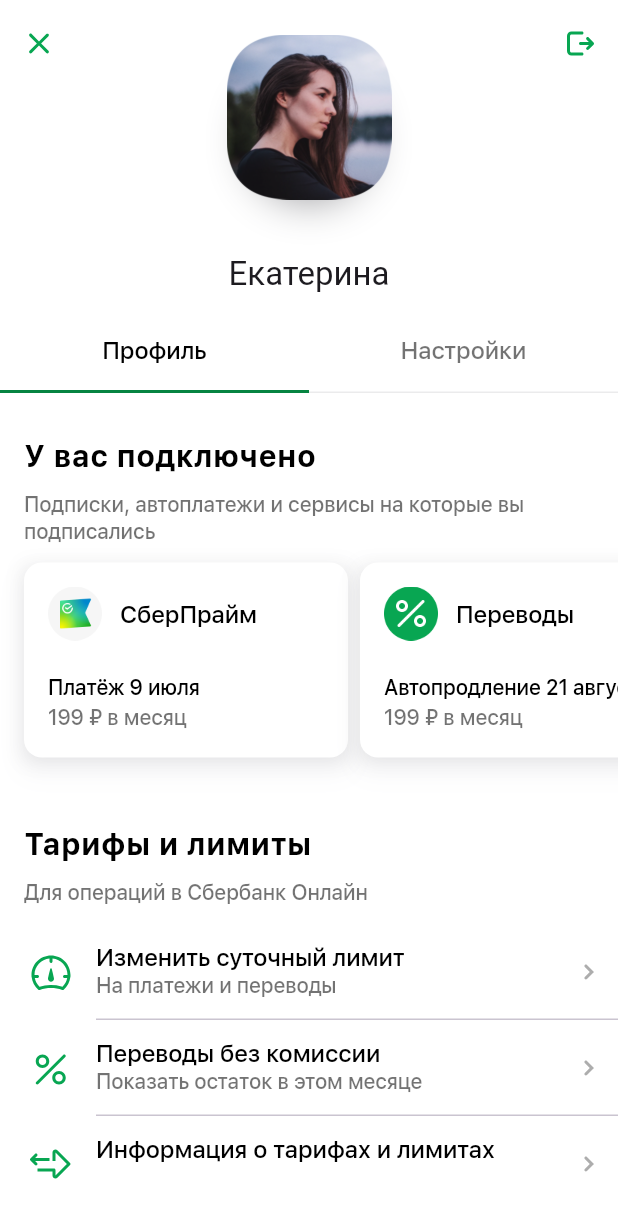
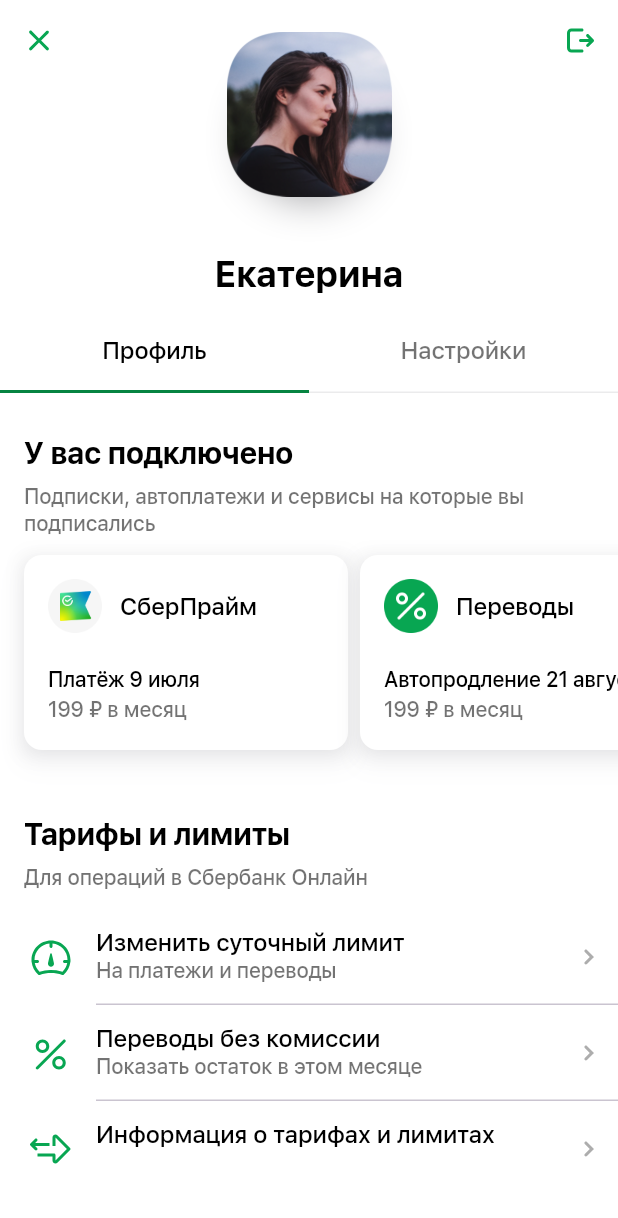
Before and after one commit to miz14/Flutter_sber, a Flutter app: the screen it shows after launch, on a phone screen of 412 x 824 dp. Shown: the top 1218 px of the screen. Run offline on Flutter 3.47's test engine with Material 3 defaults, Android fonts, the phone set to English and light mode, and no system bars; our stand-ins replace flutter_svg.

Commit message:
Коррекции шрифта

```diff
--- a/lib/elements/header_tittle.dart
+++ b/lib/elements/header_tittle.dart
@@ -30,7 +30,7 @@ class HeaderTittle extends StatelessWidget {
                 child: Image.asset('imgs/avatar.png', width: 110, height: 110),
               ),
               const Padding(padding: EdgeInsets.only(top: 36)),
-              const Text('Екатерина')
+              const Text('Екатерина', style: MyFont.blackw700s24Plus)
             ],
           ),
           Padding(
--- a/lib/elements/title_text.dart
+++ b/lib/elements/title_text.dart
@@ -11,7 +11,7 @@ class TitleText extends StatelessWidget {
     return Padding(
       padding: const EdgeInsets.symmetric(vertical: 12, horizontal: 16),
       child: Column(crossAxisAlignment: CrossAxisAlignment.start, children: [
-        Text(label, style: MyFont.blackw700s20),
+        Text(label, style: MyFont.blackw700s20Plus),
         const Padding(padding: EdgeInsets.only(bottom: 8)),
         Text(desc, style: MyFont.black55w500s14Plus)
       ]),
--- a/lib/theme.dart
+++ b/lib/theme.dart
@@ -49,9 +49,19 @@ class MyFont {
     color: MyColors.black55,
     letterSpacing: -0.4,
   );
-  static const blackw700s20 = TextStyle(
+  static const blackw700s20Plus = TextStyle(
       fontFamily: "SFProText",
       fontSize: 20,
       fontWeight: FontWeight.w700,
-      color: MyColors.black);
+      color: MyColors.black,
+      height: 1.2,
+      letterSpacing: -0.7);
+  static const blackw700s24Plus = TextStyle(
+    fontFamily: "SFProText",
+    fontSize: 24,
+    fontWeight: FontWeight.w700,
+    color: MyColors.black,
+    height: 1.33,
+    letterSpacing: -0.7
+  );
 }
```
